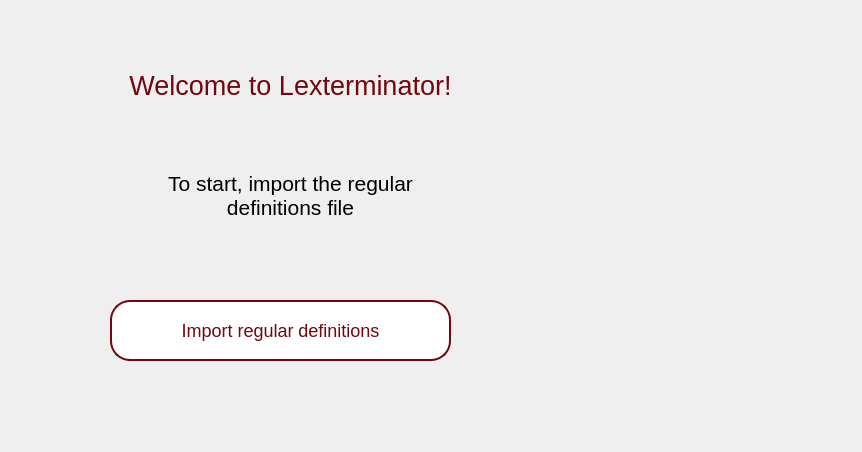
This is src/ui/welcome.ui in Henrique1803/Lexterminator as Qt 5 draws it before an edit. The edited form follows.
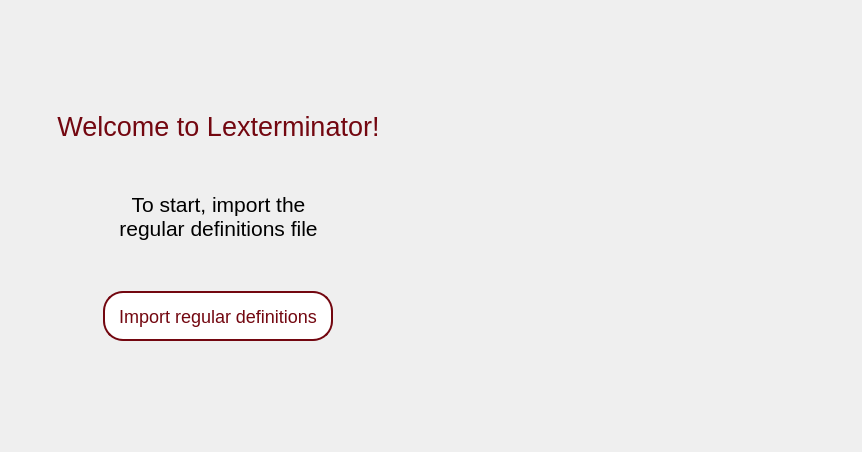
This is the edited form. Icons and pictures are not drawn.

Commit message: fix: widget alignments when maximize screen

The edit to the form file:
```diff
--- a/src/ui/welcome.ui
+++ b/src/ui/welcome.ui
@@ -1,7 +1,7 @@
 <?xml version="1.0" encoding="UTF-8"?>
 <ui version="4.0">
- <class>welcomeWidget</class>
- <widget class="QWidget" name="welcomeWidget">
+ <class>MainWindow</class>
+ <widget class="QMainWindow" name="MainWindow">
   <property name="geometry">
    <rect>
     <x>0</x>
@@ -20,21 +20,31 @@
    <iconset>
     <normaloff>resources/icon-resized.png</normaloff>resources/icon-resized.png</iconset>
   </property>
-  <property name="windowOpacity">
-   <double>1.000000000000000</double>
-  </property>
-  <property name="styleSheet">
-   <string notr="true"/>
-  </property>
+  <widget class="QWidget" name="centralwidget">
+   <property name="sizePolicy">
+    <sizepolicy hsizetype="Expanding" vsizetype="Expanding">
+     <horstretch>0</horstretch>
+     <verstretch>0</verstretch>
+    </sizepolicy>
+   </property>
+   <layout class="QHBoxLayout" name="horizontalLayout">
+    <item alignment="Qt::AlignHCenter|Qt::AlignVCenter">
+     <widget class="QWidget" name="widget_2" native="true">
+      <property name="sizePolicy">
+       <sizepolicy hsizetype="Expanding" vsizetype="Expanding">
+        <horstretch>0</horstretch>
+        <verstretch>0</verstretch>
+       </sizepolicy>
+      </property>
+      <layout class="QVBoxLayout" name="verticalLayout" stretch="10,10,10">
+       <property name="spacing">
+        <number>50</number>
+       </property>
+       <property name="leftMargin">
+        <number>10</number>
+       </property>
+       <item alignment="Qt::AlignVCenter">
   <widget class="QLabel" name="title">
-   <property name="geometry">
-    <rect>
-     <x>30</x>
-     <y>50</y>
-     <width>521</width>
-     <height>71</height>
-    </rect>
-   </property>
    <property name="font">
     <font>
      <family>Ubuntu</family>
@@ -51,15 +61,9 @@
     <set>Qt::AlignCenter</set>
    </property>
   </widget>
+       </item>
+       <item alignment="Qt::AlignHCenter|Qt::AlignVCenter">
   <widget class="QLabel" name="label">
-   <property name="geometry">
-    <rect>
-     <x>120</x>
-     <y>150</y>
-     <width>341</width>
-     <height>91</height>
-    </rect>
-   </property>
    <property name="font">
     <font>
      <pointsize>16</pointsize>
@@ -78,14 +82,20 @@
     <bool>true</bool>
    </property>
   </widget>
+       </item>
+       <item alignment="Qt::AlignHCenter|Qt::AlignVCenter">
   <widget class="QPushButton" name="buttonSelectFile">
-   <property name="geometry">
-    <rect>
-     <x>110</x>
-     <y>300</y>
-     <width>341</width>
-     <height>61</height>
-    </rect>
+         <property name="sizePolicy">
+          <sizepolicy hsizetype="Fixed" vsizetype="Fixed">
+           <horstretch>0</horstretch>
+           <verstretch>0</verstretch>
+          </sizepolicy>
+         </property>
+         <property name="minimumSize">
+          <size>
+           <width>230</width>
+           <height>50</height>
+          </size>
    </property>
    <property name="cursor">
     <cursorShape>PointingHandCursor</cursorShape>
@@ -116,21 +126,33 @@
     <bool>false</bool>
    </property>
   </widget>
+       </item>
+      </layout>
+     </widget>
+    </item>
+    <item alignment="Qt::AlignHCenter">
+     <widget class="QWidget" name="widget" native="true">
+      <property name="sizePolicy">
+       <sizepolicy hsizetype="Expanding" vsizetype="Expanding">
+        <horstretch>0</horstretch>
+        <verstretch>0</verstretch>
+       </sizepolicy>
+      </property>
+      <layout class="QVBoxLayout" name="verticalLayout_2">
+       <item alignment="Qt::AlignHCenter|Qt::AlignVCenter">
   <widget class="QLabel" name="logo">
-   <property name="geometry">
-    <rect>
-     <x>530</x>
-     <y>120</y>
-     <width>301</width>
-     <height>151</height>
-    </rect>
-   </property>
    <property name="textFormat">
     <enum>Qt::PlainText</enum>
    </property>
    <property name="pixmap">
     <pixmap>resources/logo-lexterminator-resized.png</pixmap>
    </property>
+        </widget>
+       </item>
+      </layout>
+     </widget>
+    </item>
+   </layout>
   </widget>
  </widget>
  <resources/>
```
Left out of the diff: 3 changed lines with no effect on the pictures. Lines whose indentation alone changed are shown as unchanged. The commit also changes 5 other files.
